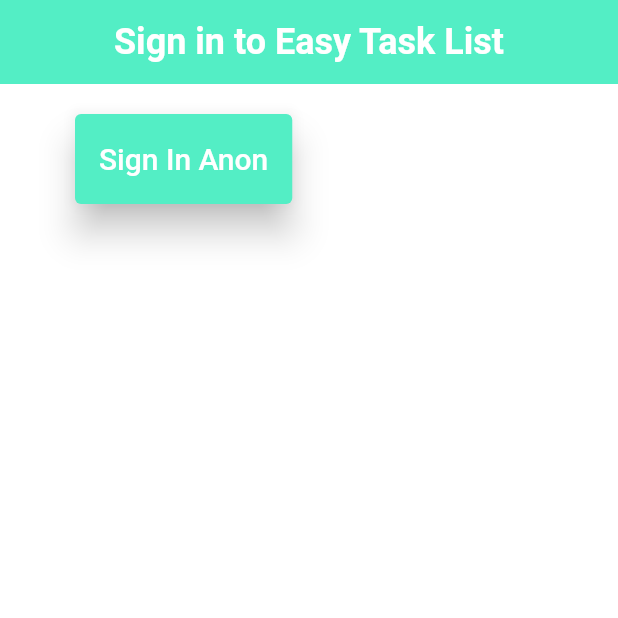
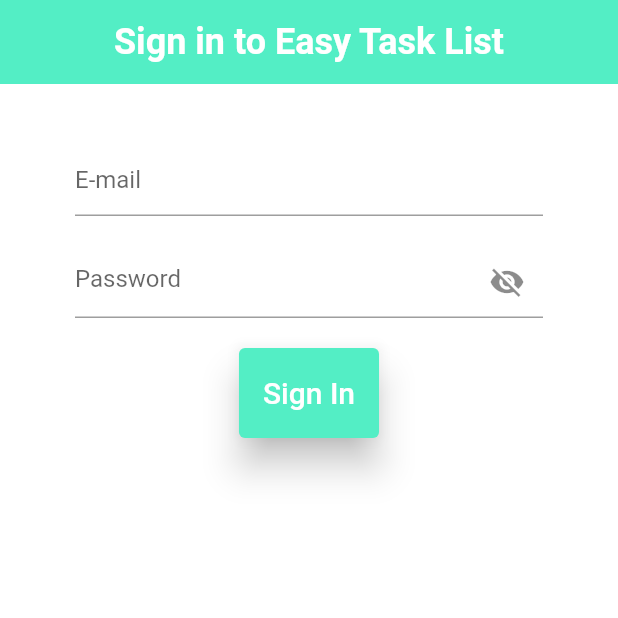
Before and after one commit to Tsukiyomi-Inari/easy_task_list, a Flutter app: the screen it shows after launch, on a phone screen of 412 x 824 dp, the top half of it. Run offline on Flutter 3.47's test engine with Material 2 defaults, Android fonts, the phone set to English and light mode, and no system bars; our stand-ins replace cloud_firestore, firebase_auth, firebase_core; accounts and stored records are empty; generated files the repository leaves out were written again.

Commit message:
anon conversion to sign-in

```diff
--- a/lib/screens/authenticate/sign_in.dart
+++ b/lib/screens/authenticate/sign_in.dart
@@ -40,7 +40,7 @@ class _SignInState extends State<SignIn> {
 ),
   body: Container(
     padding: const EdgeInsets.symmetric(vertical: 20.0, horizontal: 50.0),
-   //Anon Sign In
+   /*//Anon Sign In
     child: ElevatedButton(
       onPressed: () async {
         dynamic result = await _auth.signInAnon();
@@ -57,8 +57,8 @@ class _SignInState extends State<SignIn> {
         elevation: 10
       ),
       child: const Text('Sign In Anon',style: TextStyle(fontSize: 20),),
-    ),
-    /*child: Form(
+    ),*/
+    child: Form(
       child: Column(
         children:  <Widget>[
           const SizedBox(height: 20.0),
@@ -68,6 +68,7 @@ class _SignInState extends State<SignIn> {
             },
             decoration: const InputDecoration(
               hintText: 'E-mail',
+              //TODO: TEXT MASK AND VALIDATION
             ),
           ),
           const SizedBox(height: 20.0),
@@ -92,7 +93,8 @@ class _SignInState extends State<SignIn> {
           const SizedBox(height: 20.0),
           ElevatedButton(
           onPressed: ()async {
-            print(email );
+            print("EMAIL: " + email + "\n" +
+                  "PASS : " + password);
           },
               style: ElevatedButton.styleFrom(
               backgroundColor: todoMint,
@@ -104,7 +106,7 @@ class _SignInState extends State<SignIn> {
           )
         ],
       ),
-    ),*/
+    ),
 ),
     );
   }
```
